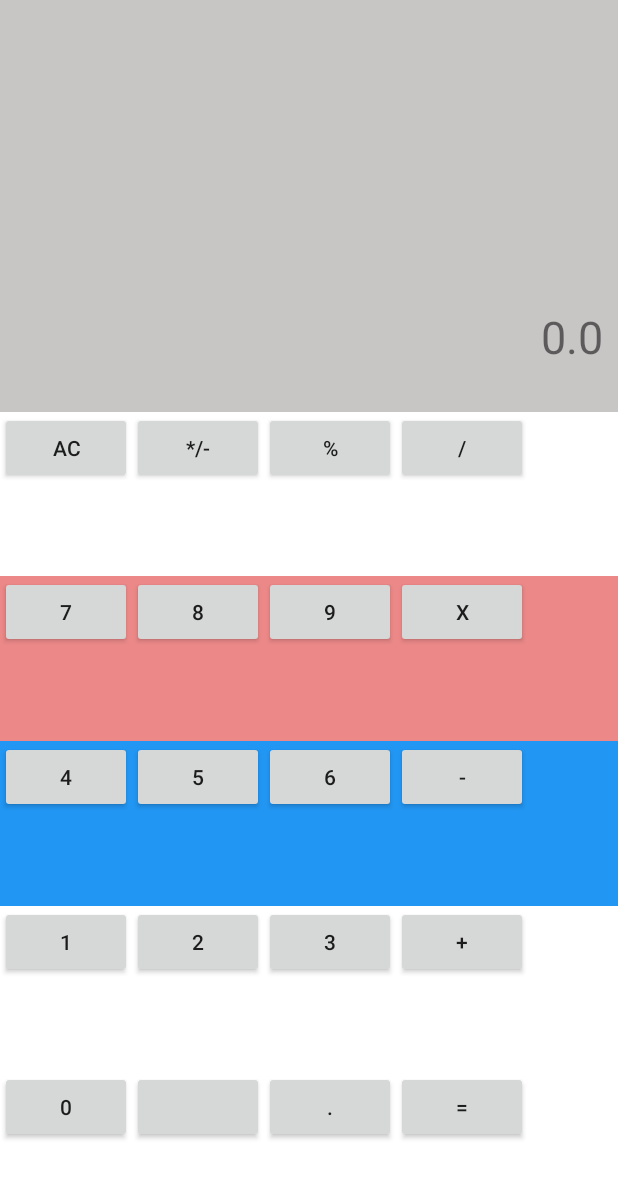
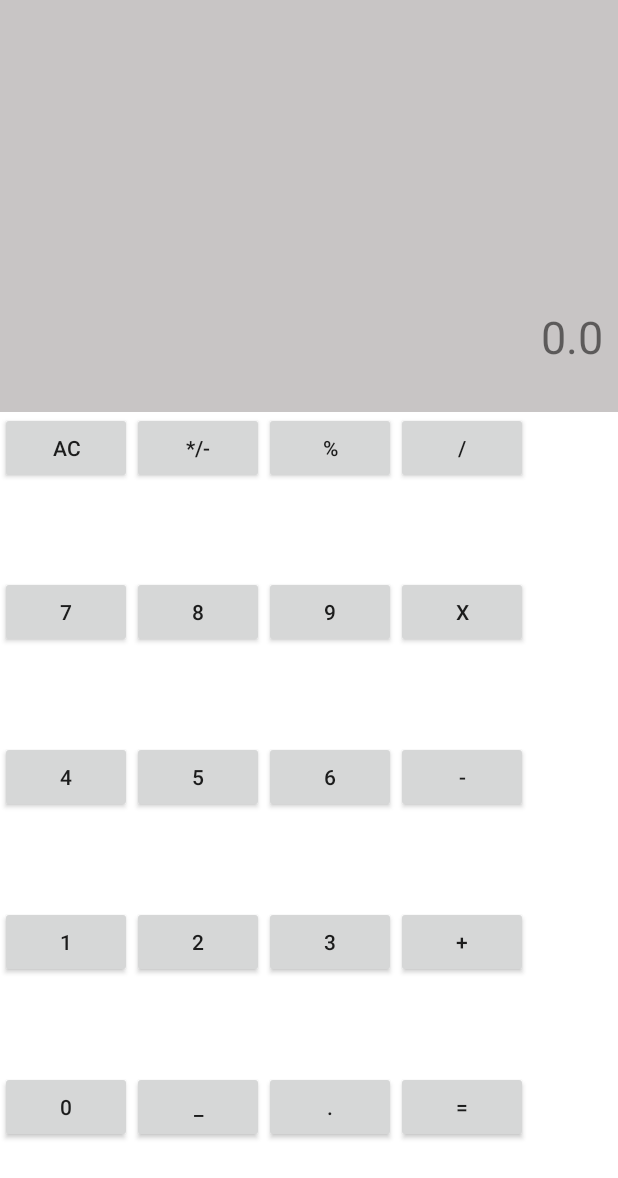
Before and after one commit to AryanChand753/Calcumulator, an Android app built with Jetpack Compose: the screen it shows after launch (MainActivity), after a tap on an icon or button, on a phone screen of 412 x 824 dp. Shown: the top 1178 px of the screen. Run offline under Robolectric (Android 15) with nearby library versions, the phone set to English and light mode, and no system bars.

```diff
--- a/app/src/main/java/com/example/calcumulator/MainActivity.kt
+++ b/app/src/main/java/com/example/calcumulator/MainActivity.kt
@@ -1,27 +1,18 @@
 package com.example.calcumulator
 
 import android.os.Bundle
+import android.widget.Button
+import android.widget.TextView
 import androidx.activity.ComponentActivity
-import androidx.activity.compose.setContent
-import androidx.activity.enableEdgeToEdge
-import androidx.compose.foundation.layout.fillMaxSize
-import androidx.compose.foundation.layout.padding
-import androidx.compose.material3.Scaffold
-import androidx.compose.material3.Text
-import androidx.compose.runtime.Composable
-import androidx.compose.ui.Modifier
-import androidx.compose.ui.tooling.preview.Preview
-import com.example.calcumulator.ui.theme.CalcumulatorTheme
-import android.app.AppCompatActivity
-import android.view.View // Needed for click listener interfaces (OnClickListener)
-import android.widget.Button // Needed for Button class
-import android.widget.TextView // Needed for TextView class
+import com.example.calcumulator.R
+import kotlin.text.toDouble
 
 class MainActivity : ComponentActivity() {
 
     private var firstNumber: Double? = null
     private var secondNumber: Double? = null
     private var operation: String? = null
+
     override fun onCreate(savedInstanceState: Bundle?) {
         super.onCreate(savedInstanceState)
         setContentView(R.layout.activity_main)
@@ -29,22 +20,23 @@ class MainActivity : ComponentActivity() {
         // Button Operation Listeners
         findViewById<Button>(R.id.ac).setOnClickListener { clearAll() }
         findViewById<Button>(R.id.slh).setOnClickListener { switchSign() }
-        findViewById<Button>(R.id.mod).setOnClickListener { operation = "%" }
-        findViewById<Button>(R.id.div).setOnClickListener { operation = "/" }
-        findViewById<Button>(R.id.mult).setOnClickListener { operation = "*"}
-        findViewById<Button>(R.id.minus).setOnClickListener { operation = "-" }
-        findViewById<Button>(R.id.plus).setOnClickListener { operation = "+" }
+        findViewById<Button>(R.id.mod).setOnClickListener { setOperation("%") }
+        findViewById<Button>(R.id.div).setOnClickListener { setOperation("/") }
+        findViewById<Button>(R.id.mult).setOnClickListener { setOperation("*") }
+        findViewById<Button>(R.id.minus).setOnClickListener { setOperation("-") }
+        findViewById<Button>(R.id.plus).setOnClickListener { setOperation("+") }
         findViewById<Button>(R.id.dot).setOnClickListener { appendDecimal() }
         findViewById<Button>(R.id.equal).setOnClickListener { calculateResult() }
 
         // Number Button listeners
         val numberButtons = arrayOf(
-            R.id.zero, R.id.one, R.id.two, R.id.three, R.id.four, R.id.five, R.id.six, R.id.seven, R.id.eight, R.id.nine
+            R.id.zero, R.id.one, R.id.two, R.id.three, R.id.four,
+            R.id.five, R.id.six, R.id.seven, R.id.eight, R.id.nine
         )
         for (id in numberButtons) {
-            val button = findViewById<Button>(id)
-            button.setOnClickListener { appendNumber(it.text.toString()) }
+            findViewById<Button>(id).setOnClickListener { appendNumber((it as Button).text.toString()) }
         }
+
     }
 
     private fun clearAll() {
@@ -54,13 +46,66 @@ class MainActivity : ComponentActivity() {
         findViewById<TextView>(R.id.result).text = "0.0"
     }
 
-    private fun switchSign() {  }
+    private fun switchSign() {
+        val currentText = findViewById<TextView>(R.id.result).text.toString()
+        if (currentText.isNotEmpty() && currentText != "0.0") {
+            findViewById<TextView>(R.id.result).text =
+                if (currentText.startsWith("-")) currentText.substring(1) else "-$currentText"
+        }
+    }
 
-    private fun appendNumber(number: String) {  }
+    private fun appendNumber(number: String) {
+        val currentText = findViewById<TextView>(R.id.result).text.toString()
+        findViewById<TextView>(R.id.result).text =
+            if (currentText == "0.0") number else currentText + number
+    }
 
-    private fun appendDecimal() {  }
+    private fun appendDecimal() {
+        val currentText = findViewById<TextView>(R.id.result).text.toString()
+        if (!currentText.contains(".")) {
+            findViewById<TextView>(R.id.result).text = currentText + "."
+        }
+    }
 
-    private fun calculateResult() {  }
+    private fun setOperation(op: String) {
+        if (firstNumber == null) {
+            firstNumber = findViewById<TextView>(R.id.result).text.toString().toDoubleOrNull() ?: 0.0
+        } else {
+            if (secondNumber == null) {
+                secondNumber = findViewById<TextView>(R.id.result).text.toString().toDoubleOrNull() ?: 0.0
+                calculateResult()
+            }
+        }
+        operation = op
+        findViewById<TextView>(R.id.result).text = "0.0"
+    }
 
+    private fun calculateResult() {
+        if (firstNumber != null && operation != null && secondNumber != null) {
+            val result = when (operation) {
+                "+" -> firstNumber!! + secondNumber!!
+                "-" -> firstNumber!! - secondNumber!!
+                "*" -> firstNumber!! * secondNumber!!
+                "/" -> {
+                    if (secondNumber == 0.0) {
+                        "Error: Division by zero"
+                    } else {
+                        firstNumber!! / secondNumber!!
+                    }
+                }
+                "%" -> firstNumber!! % secondNumber!!
+                else -> 0.0  // Handle default case with a valid Double value
+            }
 
+            // Update the result TextView with the calculated result
+            findViewById<TextView>(R.id.result).text = result.toString()
+
+            // Update firstNumber with the calculated result
+            firstNumber = result.toString().toDouble()  // Convert result String to Double
+
+            // Reset secondNumber and operation for next operation
+            secondNumber = null
+            operation = null
+        }
+    }
 }
--- a/app/src/main/res/layout/activity_main.xml
+++ b/app/src/main/res/layout/activity_main.xml
@@ -16,6 +16,7 @@
         android:layout_weight="1">
 
         <TextView
+            android:id="@+id/result"
             android:layout_width="match_parent"
             android:layout_height="wrap_content"
             android:text="0.0"
@@ -70,7 +71,7 @@
         <RelativeLayout
             android:layout_width="match_parent"
             android:layout_height="wrap_content"
-            android:background="#EC8888"
+            android:background="#fff"
             android:layout_weight="1">
 
             <Button
@@ -105,7 +106,7 @@
         <RelativeLayout
             android:layout_width="match_parent"
             android:layout_height="wrap_content"
-            android:background="#2196F3"
+            android:background="#fff"
             android:layout_weight="1">
 
             <Button
@@ -189,7 +190,7 @@
                 android:layout_width="wrap_content"
                 android:layout_height="wrap_content"
                 android:layout_toEndOf="@+id/zero"
-                android:text=""/>
+                android:text="_"/>
 
             <Button
                 android:id="@+id/dot"
```
